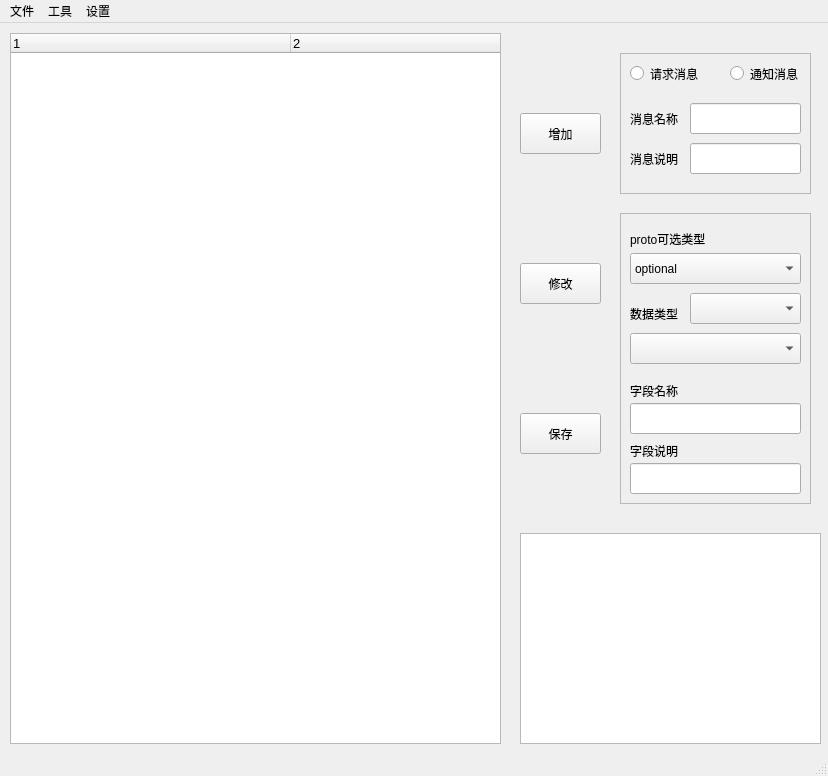
The window that Designer/tool.ui (Addision/ProtoTool) describes before a commit, drawn with Qt 5.
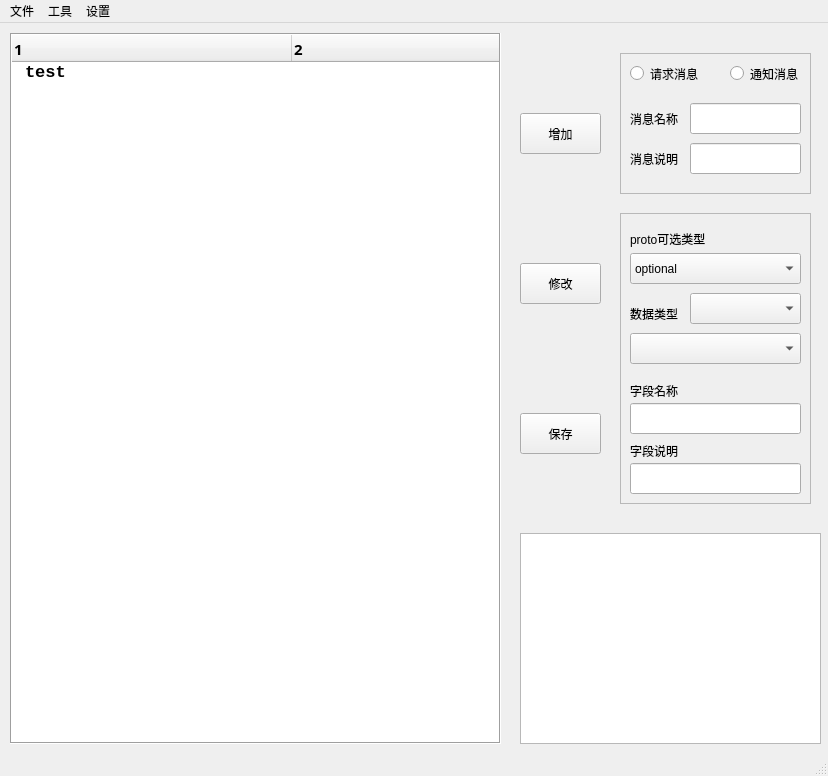
The same window after the commit.

Patch:
```diff
--- a/Designer/tool.ui
+++ b/Designer/tool.ui
@@ -34,9 +34,18 @@
     </property>
     <property name="font">
      <font>
-      <pointsize>10</pointsize>
+      <family>Courier New</family>
+      <pointsize>13</pointsize>
+      <weight>75</weight>
+      <bold>true</bold>
      </font>
     </property>
+    <property name="frameShape">
+     <enum>QFrame::Box</enum>
+    </property>
+    <property name="frameShadow">
+     <enum>QFrame::Sunken</enum>
+    </property>
     <property name="verticalScrollBarPolicy">
      <enum>Qt::ScrollBarAsNeeded</enum>
     </property>
@@ -65,11 +74,27 @@
      <property name="text">
       <string notr="true">1</string>
      </property>
+     <property name="font">
+      <font>
+       <family>微软雅黑</family>
+       <pointsize>11</pointsize>
+       <weight>75</weight>
+       <bold>true</bold>
+      </font>
+     </property>
     </column>
     <column>
      <property name="text">
       <string notr="true">2</string>
      </property>
+     <property name="font">
+      <font>
+       <family>微软雅黑</family>
+       <pointsize>11</pointsize>
+       <weight>75</weight>
+       <bold>true</bold>
+      </font>
+     </property>
     </column>
     <column>
      <property name="text">
@@ -80,7 +105,18 @@
      <property name="text">
       <string notr="true">4</string>
      </property>
+     <property name="font">
+      <font>
+       <family>黑体</family>
+       <pointsize>12</pointsize>
+      </font>
+     </property>
     </column>
+    <item>
+     <property name="text">
+      <string>test</string>
+     </property>
+    </item>
    </widget>
    <widget class="QFrame" name="FrameMsg">
     <property name="geometry">
```
